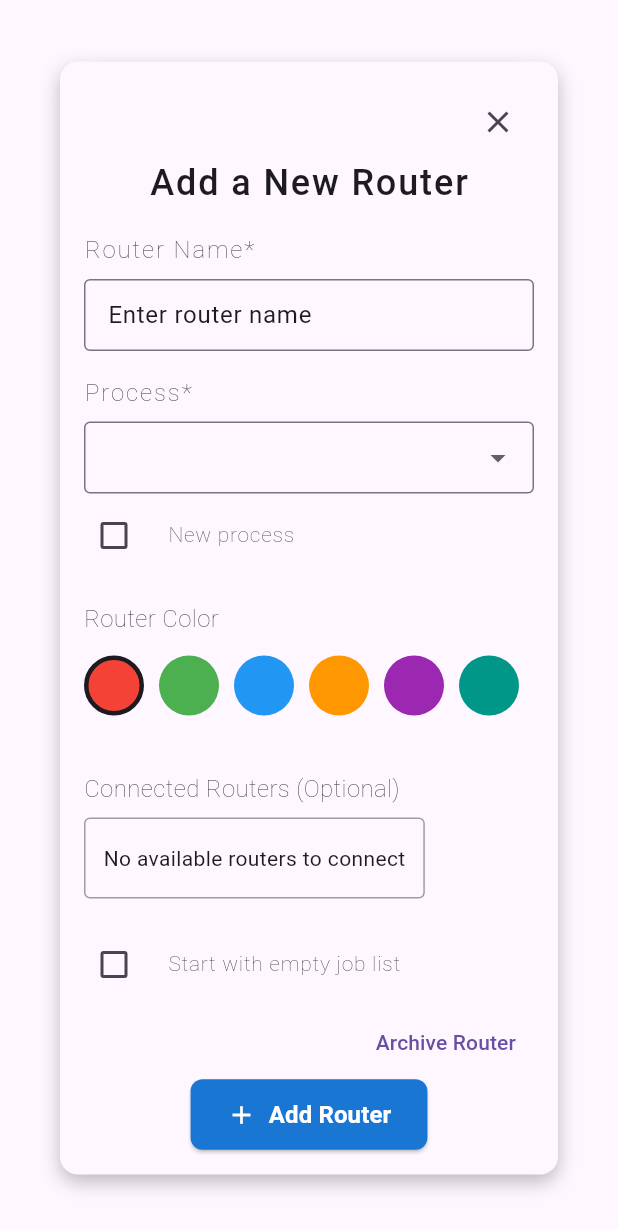
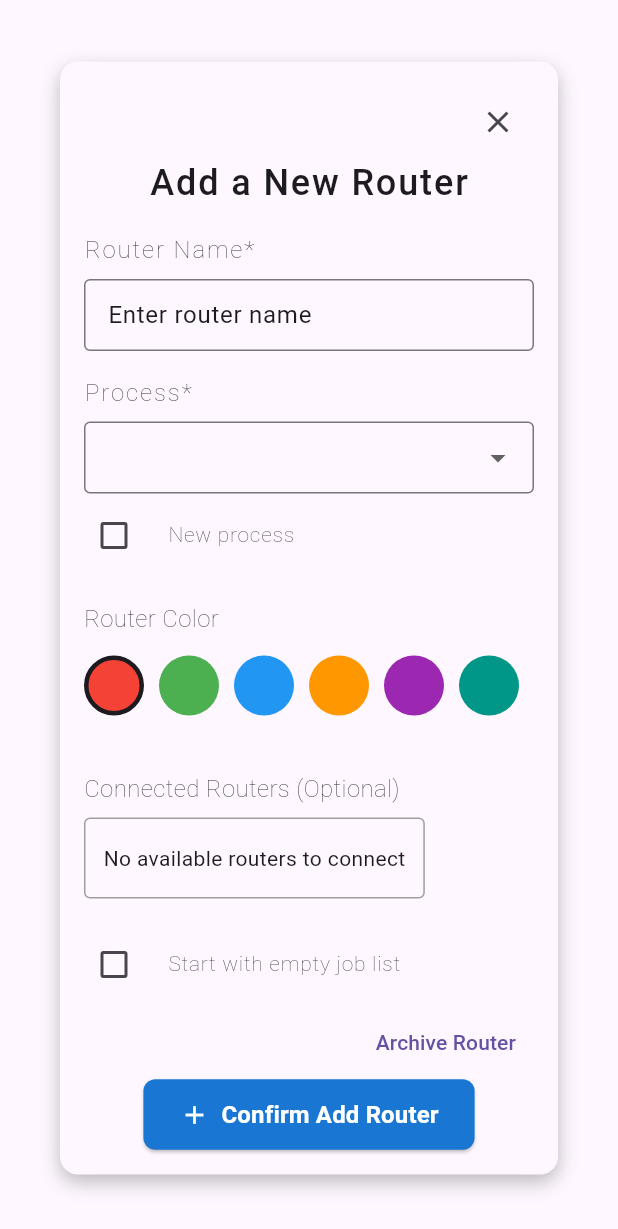
Before and after one commit to LimbitlessSolutionsInc/job_entry, a Flutter app: the CreateRouterFormWidget widget shown alone on an empty page, opened directly, on a phone screen of 412 x 824 dp. Shown: the top 1229 px of the screen. Run offline on Flutter 3.47's test engine with Material 3 defaults, Android fonts, the phone set to English and light mode, and no system bars; our stand-ins replace file_picker, firebase_core, firebase_database, firebase_storage, flutter_svg, multi_dropdown and 2 more; missing offline and left inert: css, list_english_words, universal_html; accounts and stored records are empty.

Commit message:
router manager changes

```diff
--- a/lib/src/managers/routerManager.dart
+++ b/lib/src/managers/routerManager.dart
@@ -1595,7 +1595,7 @@ class _CreateRouterFormWidgetState extends State<CreateRouterFormWidget> {
                         Icon(Icons.add, size: 20, color: Colors.white),
                         SizedBox(width: 8),
                         Text(
-                          "Add Router",
+                          "Confirm Add Router",
                           style: TextStyle(
                             fontSize: 16.0,
                             fontWeight: FontWeight.bold,
```
Also changed, not shown: example/pubspec.lock, pubspec.lock, 8 other files.
